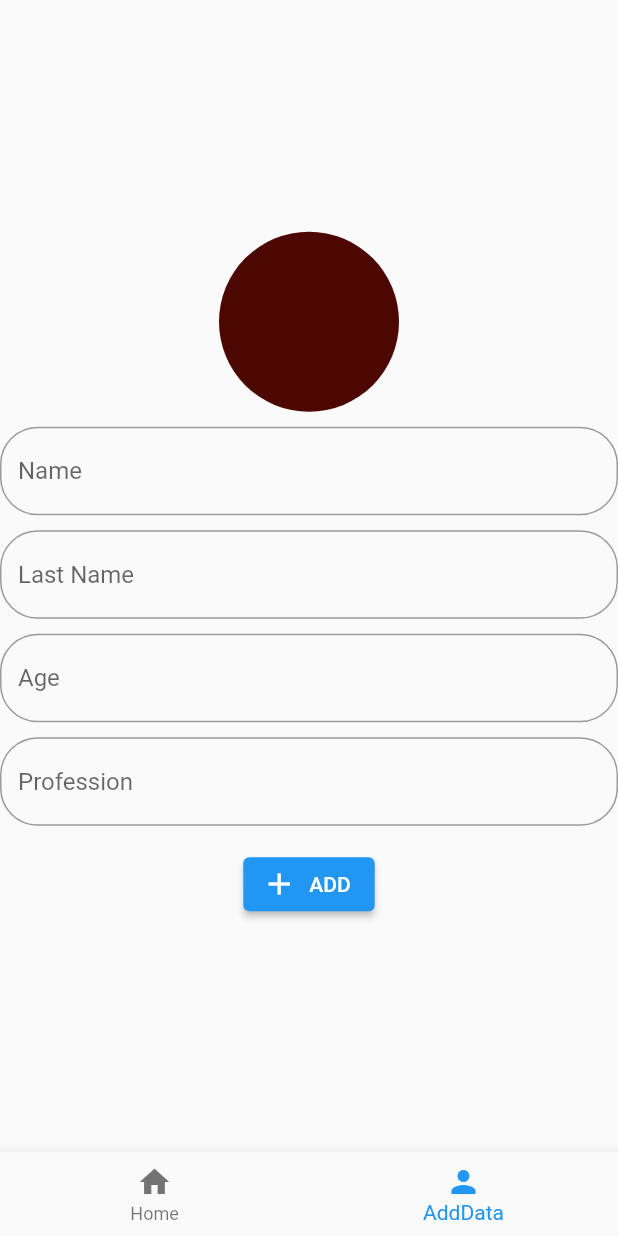
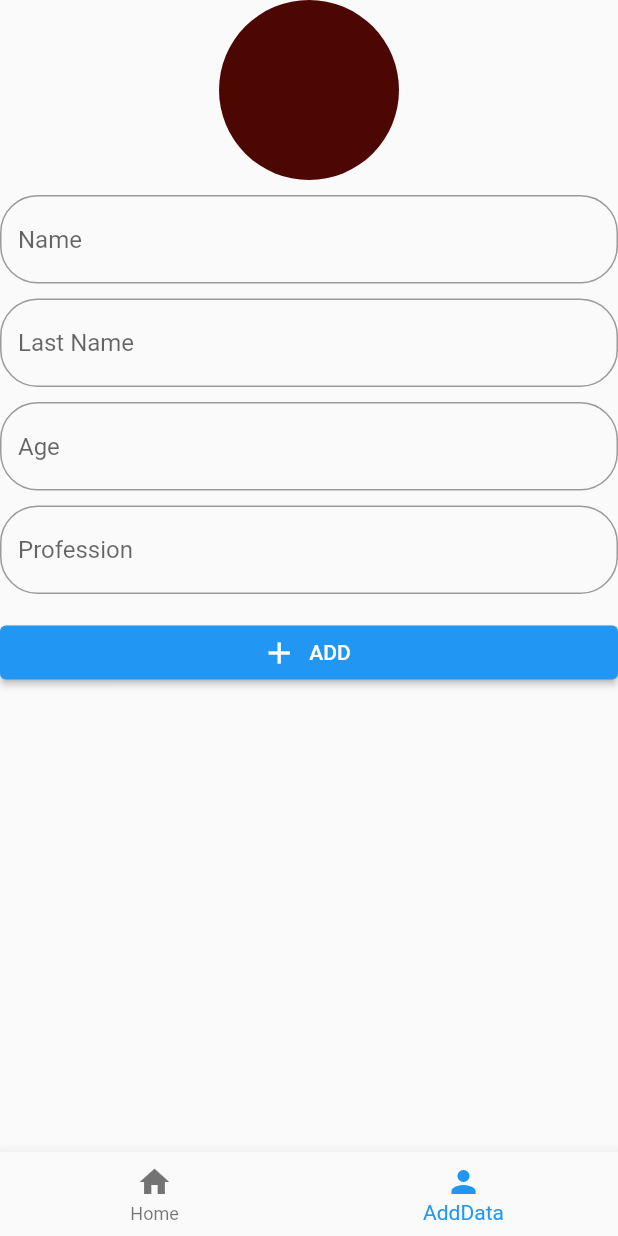
Before and after one commit to ishaquekannoth/studentManagement, a Flutter app: the screen it shows after launch, item 2 of the bottom bar chosen, on a phone screen of 412 x 824 dp. Run offline on Flutter 3.47's test engine with Material 2 defaults, Android fonts, the phone set to English and light mode, and no system bars; our stand-ins replace hive_flutter, image_picker; accounts and stored records are empty.

Commit message:
Starting state management..Revert to here incase of issues

```diff
--- a/lib/Widgets/FormScreen.dart
+++ b/lib/Widgets/FormScreen.dart
@@ -30,8 +30,7 @@ class _FormScreenState extends State<FormScreen> {
   Widget build(BuildContext context) {
     return Form(
       key: formKey,
-      child: Column(
-        mainAxisAlignment: MainAxisAlignment.center,
+      child: ListView(
         children: [
           GestureDetector(
             onTap: () {
@@ -124,7 +123,7 @@ class _FormScreenState extends State<FormScreen> {
                 clearContollers();
               },
               icon: (Icon(Icons.add)),
-              label: Text('ADD'))
+              label: Text('ADD')),
         ],
       ),
     );
```
